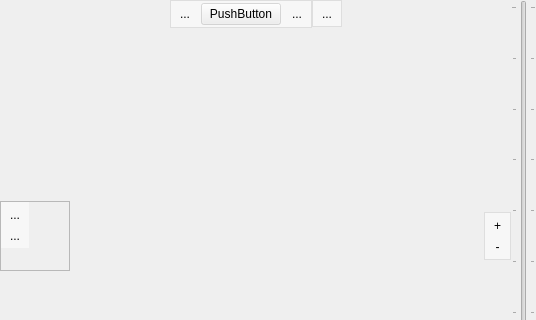
shentok/MoNav, file client/mainwindow.ui: the form before one commit; both pictures show x 0 to 536 and y 0 to 320 of the 536 by 523 pixel window.
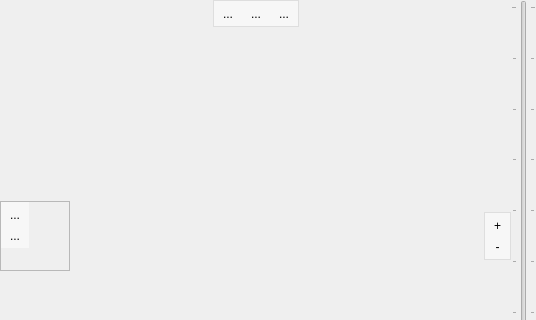
The form after the commit. Icons and pictures are not drawn. Custom widgets are drawn as their Qt base class.

Commit message: Client:  - Added buttons to leave target / source selection modi.

Patch:
```diff
--- a/client/mainwindow.ui
+++ b/client/mainwindow.ui
@@ -61,138 +61,6 @@
               </property>
              </spacer>
             </item>
-            <item>
-             <widget class="QFrame" name="headerWidget">
-              <property name="sizePolicy">
-               <sizepolicy hsizetype="Maximum" vsizetype="Maximum">
-                <horstretch>0</horstretch>
-                <verstretch>0</verstretch>
-               </sizepolicy>
-              </property>
-              <property name="palette">
-               <palette>
-                <active>
-                 <colorrole role="Base">
-                  <brush brushstyle="SolidPattern">
-                   <color alpha="255">
-                    <red>255</red>
-                    <green>255</green>
-                    <blue>255</blue>
-                   </color>
-                  </brush>
-                 </colorrole>
-                 <colorrole role="Window">
-                  <brush brushstyle="SolidPattern">
-                   <color alpha="128">
-                    <red>255</red>
-                    <green>255</green>
-                    <blue>255</blue>
-                   </color>
-                  </brush>
-                 </colorrole>
-                </active>
-                <inactive>
-                 <colorrole role="Base">
-                  <brush brushstyle="SolidPattern">
-                   <color alpha="255">
-                    <red>255</red>
-                    <green>255</green>
-                    <blue>255</blue>
-                   </color>
-                  </brush>
-                 </colorrole>
-                 <colorrole role="Window">
-                  <brush brushstyle="SolidPattern">
-                   <color alpha="128">
-                    <red>255</red>
-                    <green>255</green>
-                    <blue>255</blue>
-                   </color>
-                  </brush>
-                 </colorrole>
-                </inactive>
-                <disabled>
-                 <colorrole role="Base">
-                  <brush brushstyle="SolidPattern">
-                   <color alpha="128">
-                    <red>255</red>
-                    <green>255</green>
-                    <blue>255</blue>
-                   </color>
-                  </brush>
-                 </colorrole>
-                 <colorrole role="Window">
-                  <brush brushstyle="SolidPattern">
-                   <color alpha="128">
-                    <red>255</red>
-                    <green>255</green>
-                    <blue>255</blue>
-                   </color>
-                  </brush>
-                 </colorrole>
-                </disabled>
-               </palette>
-              </property>
-              <property name="autoFillBackground">
-               <bool>true</bool>
-              </property>
-              <property name="frameShape">
-               <enum>QFrame::StyledPanel</enum>
-              </property>
-              <property name="frameShadow">
-               <enum>QFrame::Raised</enum>
-              </property>
-              <layout class="QHBoxLayout" name="horizontalLayout_6">
-               <property name="spacing">
-                <number>4</number>
-               </property>
-               <property name="margin">
-                <number>2</number>
-               </property>
-               <item>
-                <widget class="QToolButton" name="previousButton">
-                 <property name="focusPolicy">
-                  <enum>Qt::NoFocus</enum>
-                 </property>
-                 <property name="text">
-                  <string>...</string>
-                 </property>
-                 <property name="icon">
-                  <iconset resource="images.qrc">
-                   <normaloff>:/images/oxygen/go-previous.png</normaloff>:/images/oxygen/go-previous.png</iconset>
-                 </property>
-                 <property name="autoRaise">
-                  <bool>true</bool>
-                 </property>
-                </widget>
-               </item>
-               <item>
-                <widget class="QPushButton" name="headerLabel">
-                 <property name="text">
-                  <string>PushButton</string>
-                 </property>
-                </widget>
-               </item>
-               <item>
-                <widget class="QToolButton" name="nextButton">
-                 <property name="focusPolicy">
-                  <enum>Qt::NoFocus</enum>
-                 </property>
-                 <property name="text">
-                  <string>...</string>
-                 </property>
-                 <property name="icon">
-                  <iconset resource="images.qrc">
-                   <normaloff>:/images/oxygen/go-next.png</normaloff>:/images/oxygen/go-next.png</iconset>
-                 </property>
-                 <property name="autoRaise">
-                  <bool>true</bool>
-                 </property>
-                </widget>
-               </item>
-              </layout>
-             </widget>
-            </item>
             <item>
              <widget class="QFrame" name="lockWidget">
               <property name="sizePolicy">
@@ -301,6 +169,40 @@
                  </property>
                 </widget>
                </item>
+               <item>
+                <widget class="QToolButton" name="sourceMode">
+                 <property name="focusPolicy">
+                  <enum>Qt::NoFocus</enum>
+                 </property>
+                 <property name="text">
+                  <string>...</string>
+                 </property>
+                 <property name="icon">
+                  <iconset resource="images.qrc">
+                   <normaloff>:/images/source.png</normaloff>:/images/source.png</iconset>
+                 </property>
+                 <property name="autoRaise">
+                  <bool>true</bool>
+                 </property>
+                </widget>
+               </item>
+               <item>
+                <widget class="QToolButton" name="targetMode">
+                 <property name="focusPolicy">
+                  <enum>Qt::NoFocus</enum>
+                 </property>
+                 <property name="text">
+                  <string>...</string>
+                 </property>
+                 <property name="icon">
+                  <iconset resource="images.qrc">
+                   <normaloff>:/images/target.png</normaloff>:/images/target.png</iconset>
+                 </property>
+                 <property name="autoRaise">
+                  <bool>true</bool>
+                 </property>
+                </widget>
+               </item>
               </layout>
              </widget>
             </item>
```
The commit also changes 1 other file.
